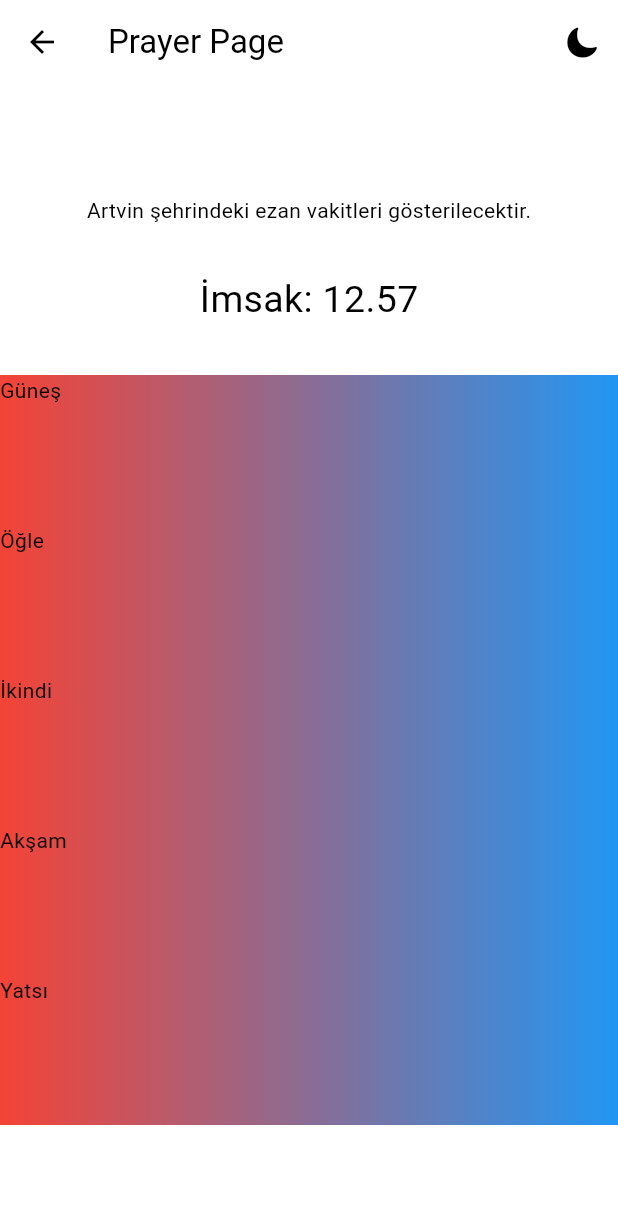
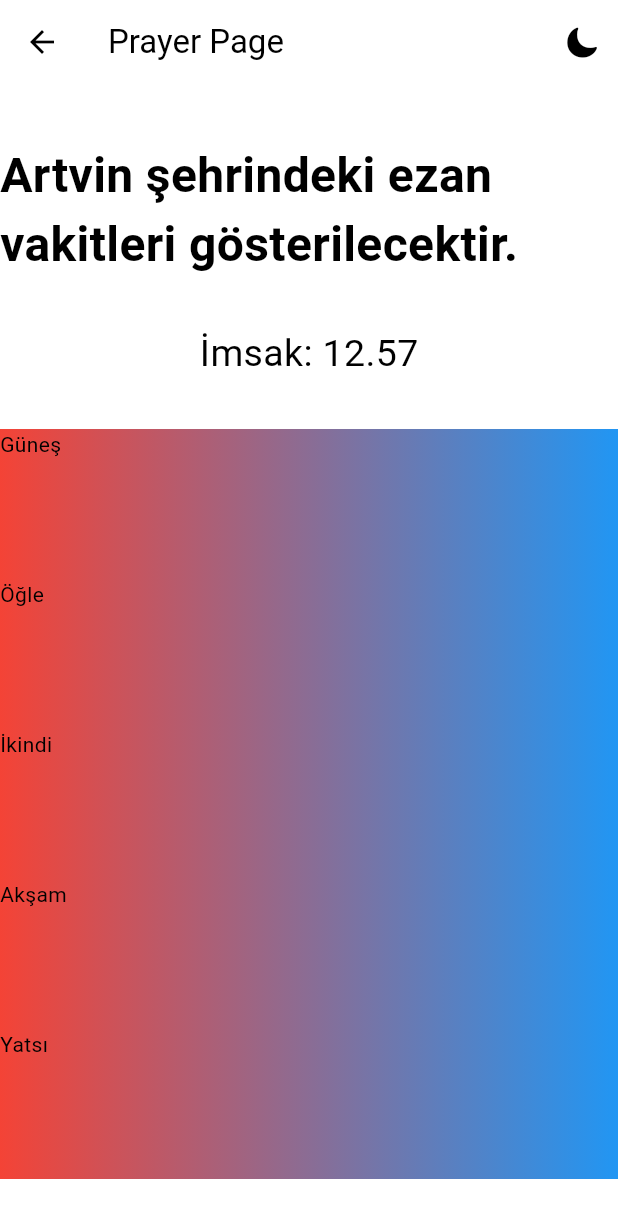
Before and after one commit to baldking1629/flutter_ezan_app, a Flutter app: the screen it shows after launch, after a tap on "Adana", after a tap on the "arrow drop up" icon, on a phone screen of 412 x 824 dp. Shown: the top 1218 px of the screen. Run offline on Flutter 3.47's test engine with Material 3 defaults, Android fonts, the phone set to English and light mode, and no system bars.

Commit message:
namaz vakti sayfasında başlık stili düzenlendi

```diff
--- a/lib/pages/prayer_page.dart
+++ b/lib/pages/prayer_page.dart
@@ -21,7 +21,10 @@ class _PrayerPageState extends State<PrayerPage> {
           child: Column(
         mainAxisAlignment: MainAxisAlignment.center,
         children: [
-          Text('${widget.sehir!} şehrindeki ezan vakitleri gösterilecektir.'),
+          Text(
+            '${widget.sehir!} şehrindeki ezan vakitleri gösterilecektir.',
+            style: const TextStyle(fontWeight: FontWeight.bold, fontSize: 32),
+          ),
           Container(
             height: 100,
             width: double.maxFinite - 100,
```
